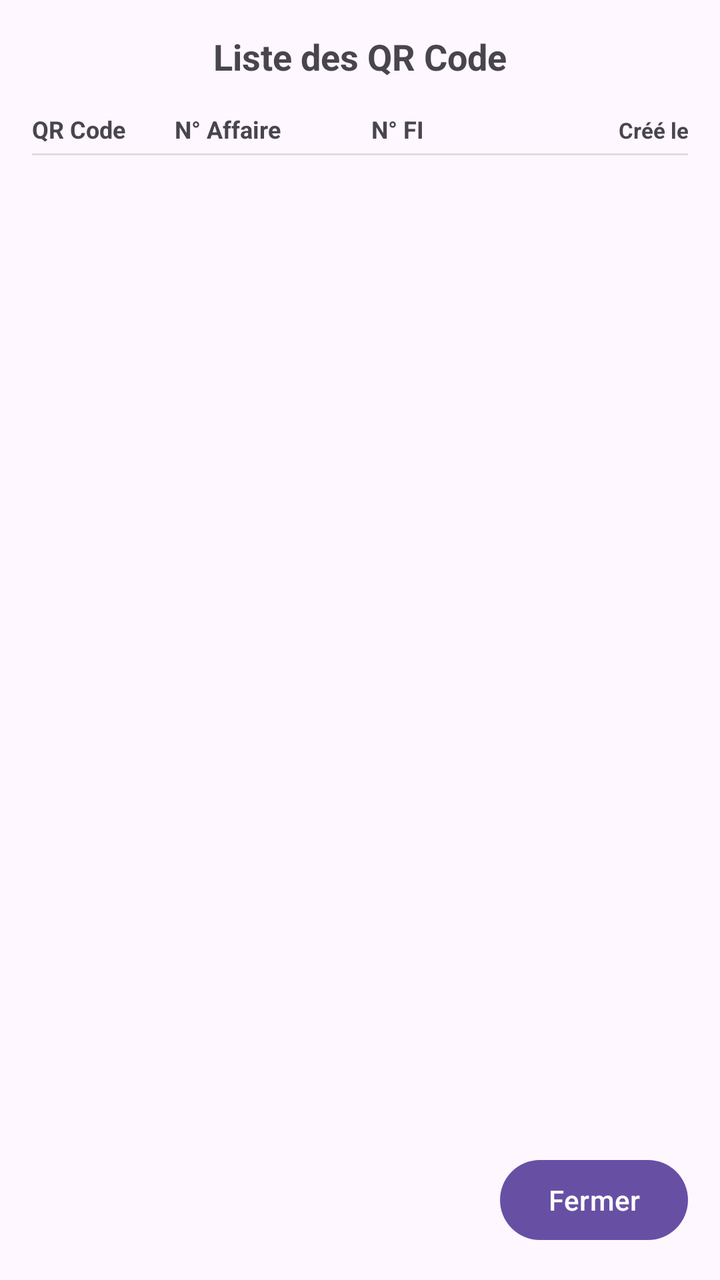
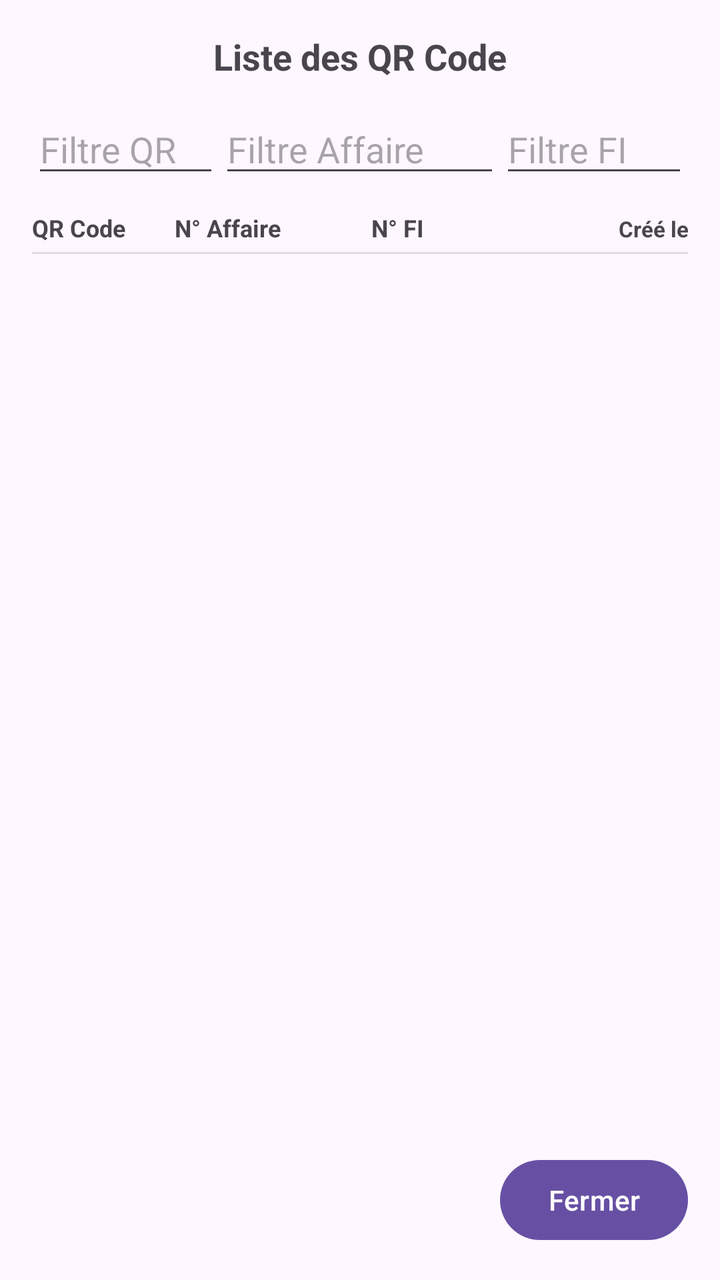

Compare the two renders of this Android layout. The source of the first and the diff that turns it into the second are given below.
<!-- AndroidManifest.xml: application theme Theme.QrLookup -->
<!-- res/layout/dialog_liste_code.xml -->
<?xml version="1.0" encoding="utf-8"?>
<LinearLayout xmlns:android="http://schemas.android.com/apk/res/android"
    android:layout_width="match_parent"
    android:layout_height="wrap_content"
    android:orientation="vertical"
    android:padding="16dp">

    
    <TextView
        android:id="@+id/tvTitreListeQr"
        android:layout_width="match_parent"
        android:layout_height="wrap_content"
        android:text="Liste des QR Code"
        android:textStyle="bold"
        android:textSize="18sp"
        android:gravity="center"
        android:paddingBottom="12dp" />

    
    <LinearLayout
        android:layout_width="match_parent"
        android:layout_height="wrap_content"
        android:orientation="horizontal"
        android:paddingVertical="4dp">

        <TextView
            android:layout_width="0dp"
            android:layout_weight="2"
            android:layout_height="wrap_content"
            android:text="QR Code"
            android:textStyle="bold"
            android:textSize="12sp" />

        <TextView
            android:layout_width="0dp"
            android:layout_weight="3"
            android:layout_height="wrap_content"
            android:paddingStart="6dp"
            android:text="N° Affaire"
            android:textStyle="bold"
            android:textSize="12sp" />

        <TextView
            android:layout_width="0dp"
            android:layout_weight="2"
            android:layout_height="wrap_content"
            android:paddingStart="6dp"
            android:text="N° FI"
            android:textStyle="bold"
            android:textSize="12sp" />

        <TextView
            android:layout_width="0dp"
            android:layout_weight="3"
            android:layout_height="wrap_content"
            android:gravity="end"
            android:text="Créé le"
            android:textStyle="bold"
            android:textSize="11sp" />
    </LinearLayout>

    
    <View
        android:layout_width="match_parent"
        android:layout_height="1dp"
        android:background="#DDDDDD"
        android:layout_marginBottom="4dp" />

    
    <androidx.recyclerview.widget.RecyclerView
        android:id="@+id/rvListeQR"
        android:layout_width="match_parent"
        android:layout_height="0dp"
        android:layout_weight="1"
        android:paddingTop="4dp" />

    
    <Button
        android:id="@+id/btnFermerListeQR"
        android:layout_width="wrap_content"
        android:layout_height="wrap_content"
        android:text="Fermer"
        android:layout_gravity="end"
        android:layout_marginTop="12dp" />

</LinearLayout>
<!-- resources referenced by this layout -->
<resources>
  <style name="Theme.QrLookup" parent="Base.Theme.QrLookup" />
  <style name="Base.Theme.QrLookup" parent="Theme.Material3.DayNight.NoActionBar">
          
          
      </style>
</resources>

<!-- the commit's change to res/layout/dialog_liste_code.xml (unified diff, before → after) -->
@@ -15,6 +15,38 @@
         android:textSize="18sp"
         android:gravity="center"
         android:paddingBottom="12dp" />
+
+    
+    <LinearLayout
+        android:layout_width="match_parent"
+        android:layout_height="wrap_content"
+        android:orientation="horizontal"
+        android:layout_marginBottom="8dp">
+
+        <EditText
+            android:id="@+id/etFiltreQr"
+            android:layout_width="0dp"
+            android:layout_weight="2"
+            android:layout_height="wrap_content"
+            android:hint="Filtre QR"
+            android:inputType="text" />
+
+        <EditText
+            android:id="@+id/etFiltreAffaire"
+            android:layout_width="0dp"
+            android:layout_weight="3"
+            android:layout_height="wrap_content"
+            android:hint="Filtre Affaire"
+            android:inputType="text" />
+
+        <EditText
+            android:id="@+id/etFiltreFi"
+            android:layout_width="0dp"
+            android:layout_weight="2"
+            android:layout_height="wrap_content"
+            android:hint="Filtre FI"
+            android:inputType="text" />
+    </LinearLayout>
 
     
     <LinearLayout
